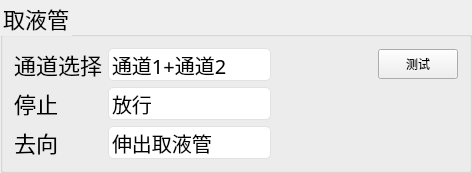
Before: the Qt Designer form programConfig/progItem/MotorGroupBox.ui in shukcs/HS_1103, drawn with Qt 5.
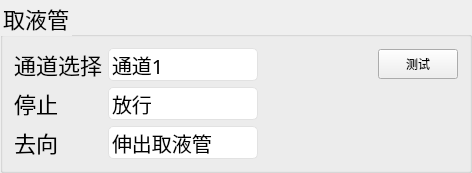
After: the same form once the commit is applied. Icons and pictures are not drawn.

Diff of the .ui file:
```diff
--- a/programConfig/progItem/MotorGroupBox.ui
+++ b/programConfig/progItem/MotorGroupBox.ui
@@ -7,7 +7,7 @@
     <x>0</x>
     <y>0</y>
     <width>472</width>
-    <height>144</height>
+    <height>150</height>
    </rect>
   </property>
   <property name="windowTitle">
@@ -71,7 +71,7 @@
       </size>
      </property>
      <property name="currentIndex">
-      <number>2</number>
+      <number>0</number>
      </property>
      <item>
       <property name="text">
@@ -83,11 +83,6 @@
        <string>通道2</string>
       </property>
      </item>
-     <item>
-      <property name="text">
-       <string>通道1+通道2</string>
-      </property>
-     </item>
     </widget>
    </item>
    <item row="0" column="3" rowspan="3">
```
